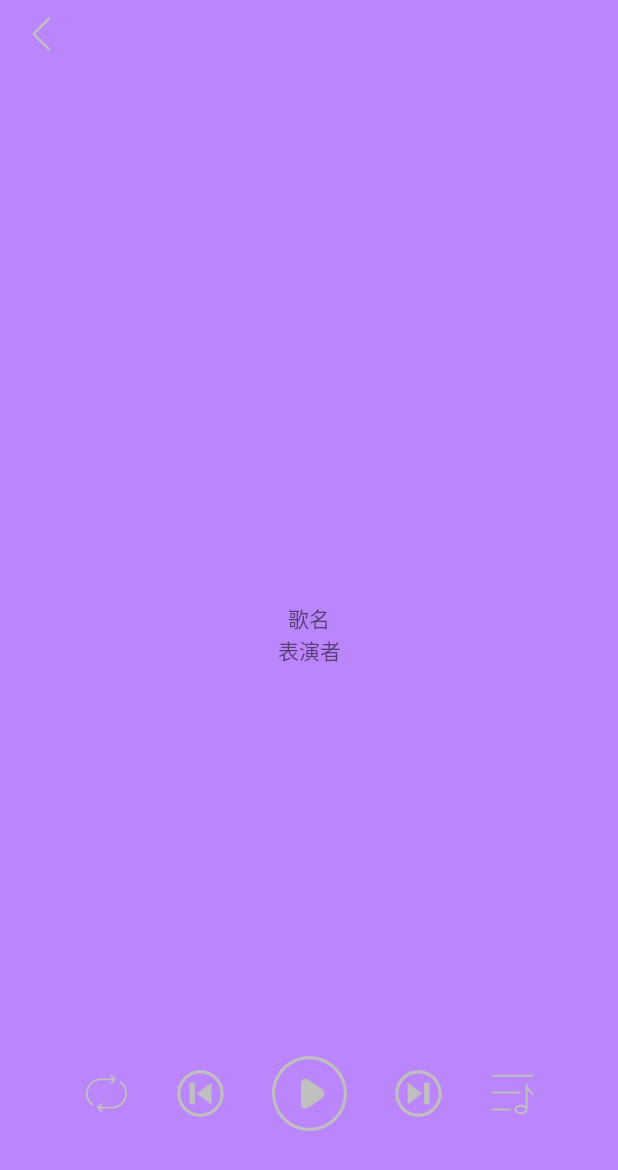
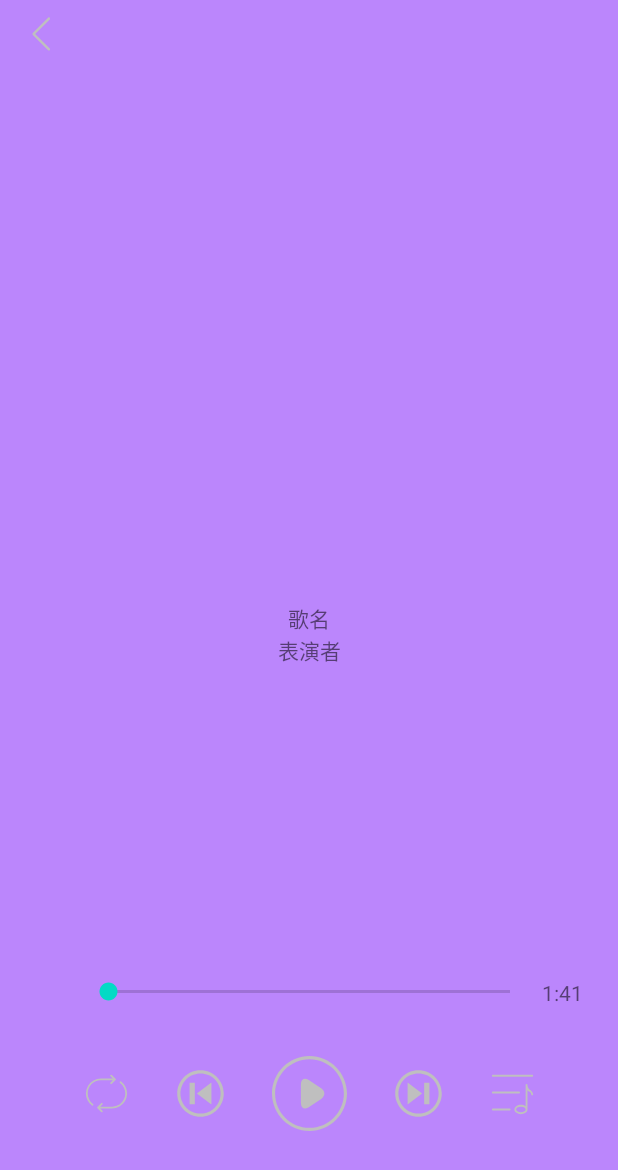
Before and after one commit to HannahNick/NickPlayer, an Android app: the screen it shows after launch (MainActivity), after a tap on "播放弹窗", on a phone screen of 412 x 824 dp. Shown: the top 1170 px of the screen. Run offline under Robolectric (Android 15) with nearby library versions, the phone set to English and light mode, and no system bars; libraries missing offline, so code that uses them is left out: com.blankj.utilcode; 1 statement that could not run was skipped.

Commit message:
1.新增播放器定时任务记录播放位置

```diff
--- a/music/src/main/res/layout/fragment_music_play.xml
+++ b/music/src/main/res/layout/fragment_music_play.xml
@@ -38,6 +38,7 @@
         app:layout_constraintTop_toBottomOf="@id/tv_album_name"
         android:text="表演者"
         />
+
     <androidx.appcompat.widget.AppCompatImageView
         android:id="@+id/iv_play"
         android:layout_width="@dimen/dp_50"
@@ -92,4 +93,25 @@
         android:src="@drawable/play_list"
         android:layout_marginStart="@dimen/dp_30"
         />
+
+    <SeekBar
+        android:id="@+id/sk_seek"
+        android:layout_width="@dimen/dp_300"
+        android:layout_height="@dimen/dp_25"
+        app:layout_constraintStart_toStartOf="parent"
+        app:layout_constraintEnd_toEndOf="parent"
+        app:layout_constraintBottom_toTopOf="@id/iv_play"
+        android:layout_marginBottom="@dimen/dp_30"
+        />
+
+    <androidx.appcompat.widget.AppCompatTextView
+        android:id="@+id/tv_seek_time"
+        android:layout_width="wrap_content"
+        android:layout_height="wrap_content"
+        app:layout_constraintTop_toTopOf="@id/sk_seek"
+        app:layout_constraintBottom_toBottomOf="@id/sk_seek"
+        app:layout_constraintStart_toEndOf="@id/sk_seek"
+        android:layout_marginStart="@dimen/dp_5"
+        android:text="1:41"
+        />
 </androidx.constraintlayout.widget.ConstraintLayout>
```
Also changed, not shown: music/src/main/java/com/nick/music/kt/PlayKt.kt (added, +10 -0 lines), music/src/main/java/com/nick/music/player/impl/NickPlayer.kt (+18 -13 lines).
